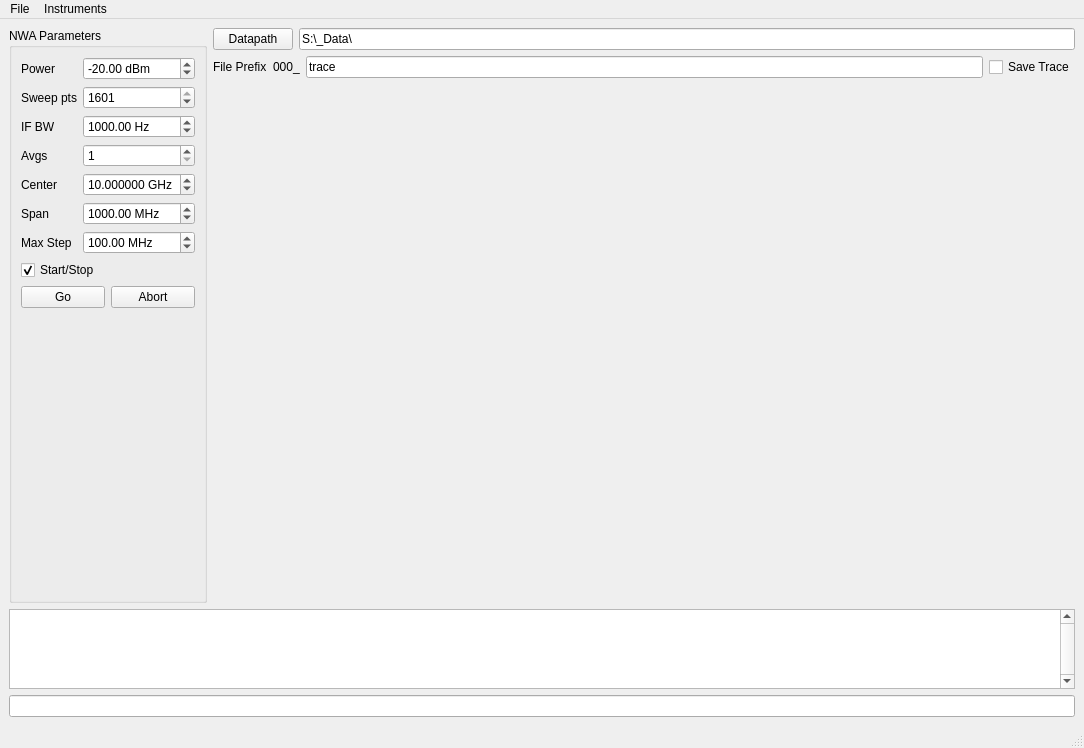
Old version of the form scripts/NWAWindow.ui in the repository SchusterLab/slab.
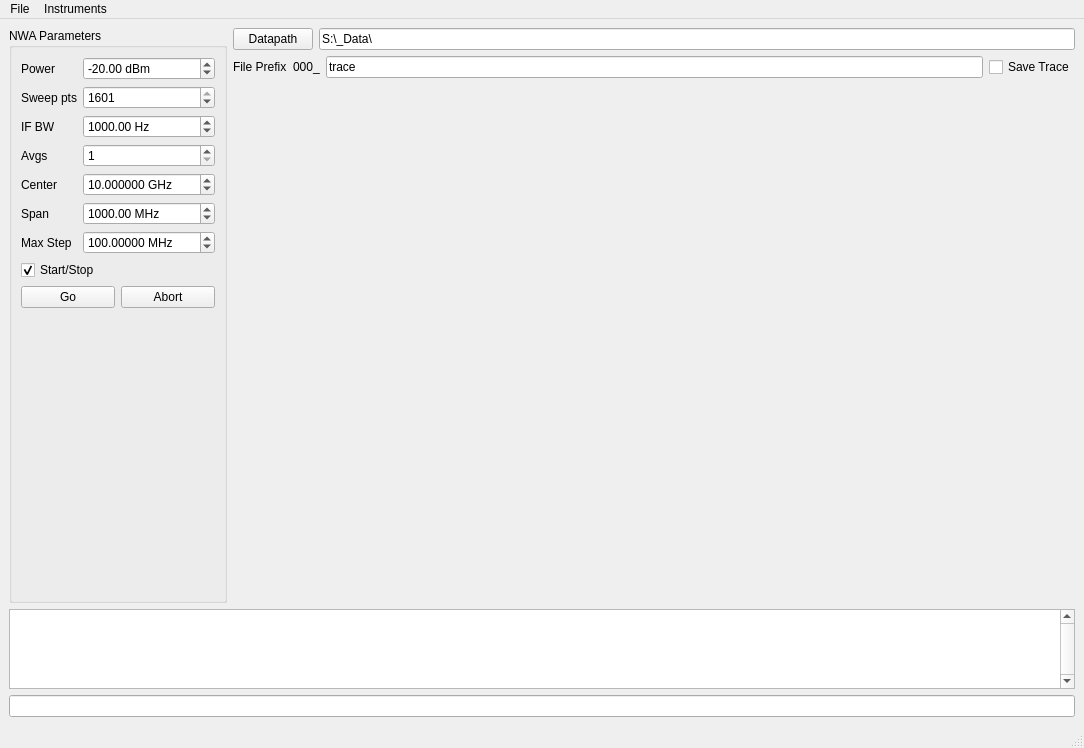
New version of the form. Custom widgets are drawn as their Qt base class.

Diff of the .ui file:
```diff
--- a/scripts/NWAWindow.ui
+++ b/scripts/NWAWindow.ui
@@ -169,8 +169,11 @@
              <property name="suffix">
               <string> MHz</string>
              </property>
+             <property name="decimals">
+              <number>5</number>
+             </property>
              <property name="minimum">
-              <double>10.000000000000000</double>
+              <double>0.000010000000000</double>
              </property>
              <property name="maximum">
               <double>999999999.000000000000000</double>
```
Left out of the diff: 3 changed lines with no effect on the pictures.
